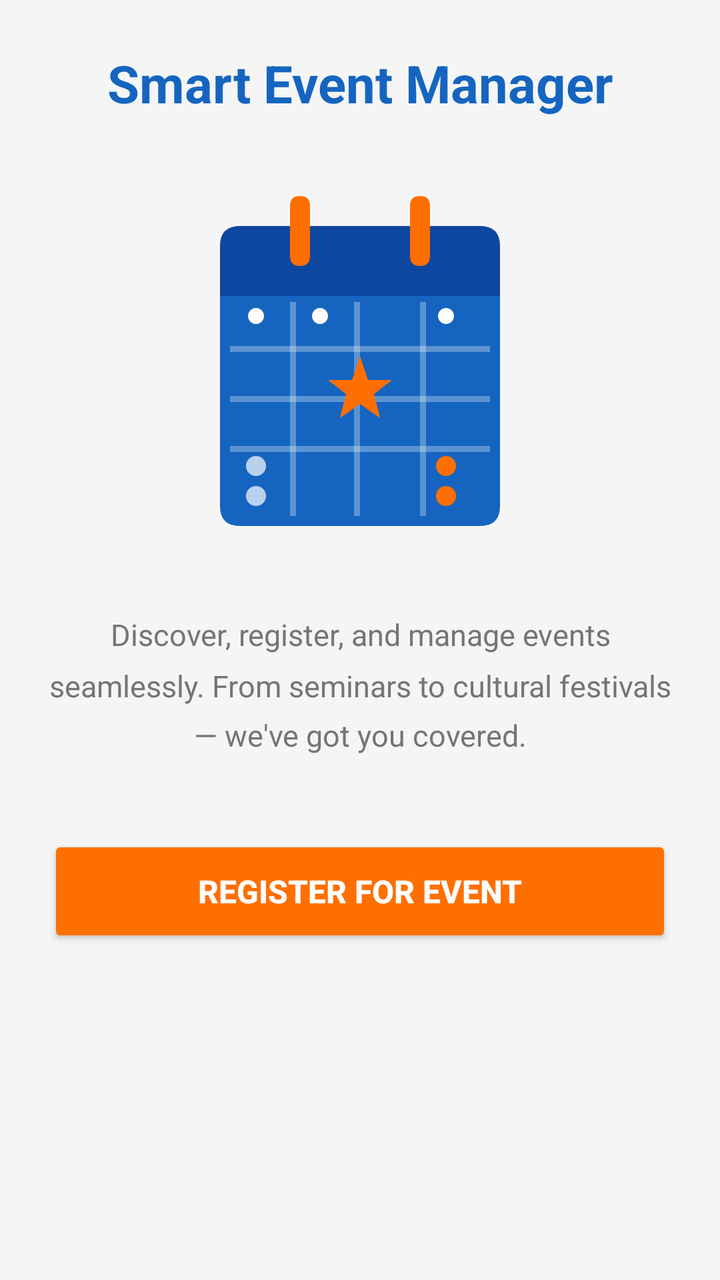
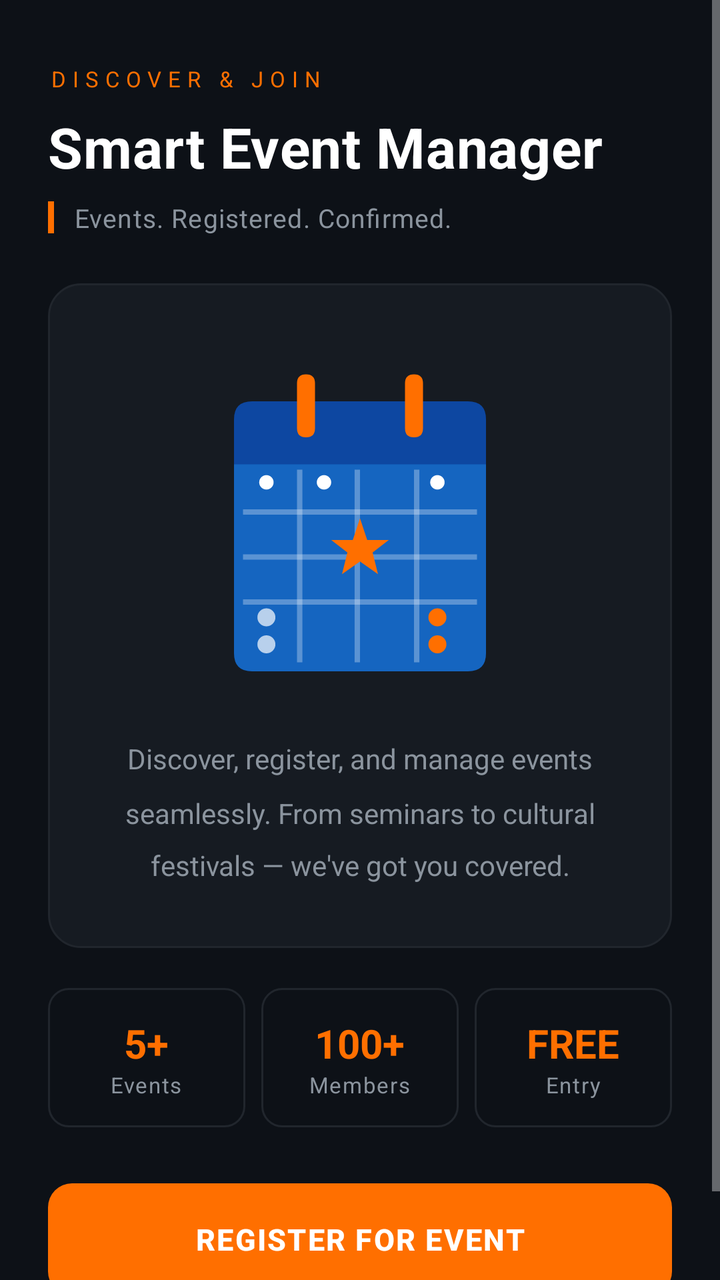

Two renders of the same Android screen: before a commit and after it. Below are the layout's source before the change and the commit's diff.
<!-- AndroidManifest.xml: application theme Theme._2023CS128eventmanagement -->
<!-- res/layout/activity_main.xml -->
<?xml version="1.0" encoding="utf-8"?>
<ScrollView
    xmlns:android="http://schemas.android.com/apk/res/android"
    android:layout_width="match_parent"
    android:layout_height="match_parent"
    android:background="@color/color_background"
    android:fillViewport="true">

    <LinearLayout
        android:layout_width="match_parent"
        android:layout_height="wrap_content"
        android:orientation="vertical"
        android:gravity="center_horizontal"
        android:padding="24dp">

        <TextView
            android:id="@+id/tvTitle"
            android:layout_width="match_parent"
            android:layout_height="wrap_content"
            android:text="@string/main_title"
            android:textColor="@color/color_primary"
            android:textSize="26sp"
            android:textStyle="bold"
            android:gravity="center"
            android:layout_marginBottom="24dp" />

        <ImageView
            android:id="@+id/ivEventBanner"
            android:layout_width="200dp"
            android:layout_height="200dp"
            android:src="@drawable/ic_event_banner"
            android:contentDescription="@string/main_title"
            android:layout_marginBottom="24dp" />

        <TextView
            android:id="@+id/tvDescription"
            android:layout_width="match_parent"
            android:layout_height="wrap_content"
            android:text="@string/main_description"
            android:textColor="@color/color_text_secondary"
            android:textSize="15sp"
            android:gravity="center"
            android:lineSpacingMultiplier="1.4"
            android:layout_marginBottom="40dp" />

        <Button
            android:id="@+id/btnRegisterEvent"
            android:layout_width="match_parent"
            android:layout_height="56dp"
            android:text="@string/btn_register"
            android:textSize="16sp"
            android:textStyle="bold"
            android:backgroundTint="@color/color_accent"
            android:textColor="@color/white" />

    </LinearLayout>

</ScrollView>
<!-- resources referenced by this layout -->
<resources>
  <color name="color_accent">#FF6F00</color>
  <color name="color_background">#F5F5F5</color>
  <color name="color_primary">#1565C0</color>
  <color name="color_text_secondary">#757575</color>
  <color name="white">#FFFFFFFF</color>
  <!-- drawable ic_event_banner: vector/xml drawable (drawable, 2829 chars, omitted) -->
  <string name="btn_register">Register for Event</string>
  <string name="main_description">Discover, register, and manage events seamlessly. From seminars to cultural festivals — we\'ve got you covered.</string>
  <string name="main_title">Smart Event Manager</string>
  <style name="Theme._2023CS128eventmanagement" parent="Theme.AppCompat.Light.NoActionBar">
          <item name="colorPrimary">@color/color_primary</item>
          <item name="colorPrimaryDark">@color/color_primary_dark</item>
          <item name="colorAccent">@color/color_accent</item>
      </style>
  <color name="color_primary_dark">#0D47A1</color>
</resources>

<!-- the commit's change to res/layout/activity_main.xml (unified diff, before → after) -->
@@ -3,55 +3,222 @@
     xmlns:android="http://schemas.android.com/apk/res/android"
     android:layout_width="match_parent"
     android:layout_height="match_parent"
-    android:background="@color/color_background"
+    android:background="@color/splash_bg"
     android:fillViewport="true">
 
     <LinearLayout
         android:layout_width="match_parent"
-        android:layout_height="wrap_content"
+        android:layout_height="match_parent"
         android:orientation="vertical"
-        android:gravity="center_horizontal"
-        android:padding="24dp">
-
-        <TextView
-            android:id="@+id/tvTitle"
-            android:layout_width="match_parent"
-            android:layout_height="wrap_content"
-            android:text="@string/main_title"
-            android:textColor="@color/color_primary"
-            android:textSize="26sp"
-            android:textStyle="bold"
-            android:gravity="center"
-            android:layout_marginBottom="24dp" />
-
-        <ImageView
-            android:id="@+id/ivEventBanner"
-            android:layout_width="200dp"
-            android:layout_height="200dp"
-            android:src="@drawable/ic_event_banner"
-            android:contentDescription="@string/main_title"
-            android:layout_marginBottom="24dp" />
-
-        <TextView
-            android:id="@+id/tvDescription"
-            android:layout_width="match_parent"
-            android:layout_height="wrap_content"
-            android:text="@string/main_description"
-            android:textColor="@color/color_text_secondary"
-            android:textSize="15sp"
-            android:gravity="center"
-            android:lineSpacingMultiplier="1.4"
-            android:layout_marginBottom="40dp" />
-
-        <Button
-            android:id="@+id/btnRegisterEvent"
-            android:layout_width="match_parent"
-            android:layout_height="56dp"
-            android:text="@string/btn_register"
-            android:textSize="16sp"
-            android:textStyle="bold"
-            android:backgroundTint="@color/color_accent"
-            android:textColor="@color/white" />
+        android:gravity="center">
+
+        
+        <LinearLayout
+            android:layout_width="match_parent"
+            android:layout_height="wrap_content"
+            android:orientation="vertical"
+            android:paddingStart="24dp"
+            android:paddingEnd="24dp"
+            android:paddingTop="32dp"
+            android:paddingBottom="24dp">
+
+            
+            <TextView
+                android:layout_width="wrap_content"
+                android:layout_height="wrap_content"
+                android:text="DISCOVER &amp; JOIN"
+                android:textColor="@color/color_accent"
+                android:textSize="11sp"
+                android:letterSpacing="0.3"
+                android:textAllCaps="true"
+                android:layout_marginBottom="8dp" />
+
+            
+            <TextView
+                android:id="@+id/tvTitle"
+                android:layout_width="match_parent"
+                android:layout_height="wrap_content"
+                android:text="@string/main_title"
+                android:textColor="@color/white"
+                android:textSize="28sp"
+                android:textStyle="bold"
+                android:letterSpacing="0.01"
+                android:layout_marginBottom="8dp" />
+
+            
+            <LinearLayout
+                android:layout_width="match_parent"
+                android:layout_height="wrap_content"
+                android:orientation="horizontal"
+                android:gravity="center_vertical">
+
+                <View
+                    android:layout_width="3dp"
+                    android:layout_height="16dp"
+                    android:background="@color/color_accent"
+                    android:layout_marginEnd="10dp" />
+
+                <TextView
+                    android:layout_width="wrap_content"
+                    android:layout_height="wrap_content"
+                    android:text="Events. Registered. Confirmed."
+                    android:textColor="@color/splash_text_muted"
+                    android:textSize="13sp"
+                    android:letterSpacing="0.03" />
+            </LinearLayout>
+
+        </LinearLayout>
+
+        
+        <LinearLayout
+            android:layout_width="match_parent"
+            android:layout_height="wrap_content"
+            android:orientation="vertical"
+            android:paddingStart="24dp"
+            android:paddingEnd="24dp"
+            android:layout_marginBottom="20dp">
+
+            <LinearLayout
+                android:layout_width="match_parent"
+                android:layout_height="wrap_content"
+                android:orientation="vertical"
+                android:gravity="center"
+                android:background="@drawable/dark_card_bg"
+                android:paddingTop="32dp"
+                android:paddingBottom="32dp">
+
+                <ImageView
+                    android:id="@+id/ivEventBanner"
+                    android:layout_width="180dp"
+                    android:layout_height="180dp"
+                    android:src="@drawable/ic_event_banner"
+                    android:contentDescription="@string/main_title"
+                    android:layout_marginBottom="16dp" />
+
+                <TextView
+                    android:id="@+id/tvDescription"
+                    android:layout_width="match_parent"
+                    android:layout_height="wrap_content"
+                    android:text="@string/main_description"
+                    android:textColor="@color/splash_text_muted"
+                    android:textSize="14sp"
+                    android:gravity="center"
+                    android:lineSpacingMultiplier="1.6"
+                    android:paddingStart="24dp"
+                    android:paddingEnd="24dp" />
+
+            </LinearLayout>
+        </LinearLayout>
+
+        
+        <LinearLayout
+            android:layout_width="match_parent"
+            android:layout_height="wrap_content"
+            android:orientation="horizontal"
+            android:paddingStart="24dp"
+            android:paddingEnd="24dp"
+            android:layout_marginBottom="28dp">
+
+            
+            <LinearLayout
+                android:layout_width="0dp"
+                android:layout_height="wrap_content"
+                android:layout_weight="1"
+                android:orientation="vertical"
+                android:gravity="center"
+                android:background="@drawable/dark_stat_bg"
+                android:padding="14dp"
+                android:layout_marginEnd="8dp">
+                <TextView
+                    android:layout_width="wrap_content"
+                    android:layout_height="wrap_content"
+                    android:text="5+"
+                    android:textColor="@color/color_accent"
+                    android:textSize="20sp"
+                    android:textStyle="bold" />
+                <TextView
+                    android:layout_width="wrap_content"
+                    android:layout_height="wrap_content"
+                    android:text="Events"
+                    android:textColor="@color/splash_text_muted"
+                    android:textSize="11sp"
+                    android:letterSpacing="0.05" />
+            </LinearLayout>
+
+            
+            <LinearLayout
+                android:layout_width="0dp"
+                android:layout_height="wrap_content"
+                android:layout_weight="1"
+                android:orientation="vertical"
+                android:gravity="center"
+                android:background="@drawable/dark_stat_bg"
+                android:padding="14dp"
+                android:layout_marginEnd="8dp">
+                <TextView
+                    android:layout_width="wrap_content"
+                    android:layout_height="wrap_content"
+                    android:text="100+"
+                    android:textColor="@color/color_accent"
+                    android:textSize="20sp"
+                    android:textStyle="bold" />
+                <TextView
+                    android:layout_width="wrap_content"
+                    android:layout_height="wrap_content"
+                    android:text="Members"
+                    android:textColor="@color/splash_text_muted"
+                    android:textSize="11sp"
+                    android:letterSpacing="0.05" />
+            </LinearLayout>
+
+            
+            <LinearLayout
+                android:layout_width="0dp"
+                android:layout_height="wrap_content"
+                android:layout_weight="1"
+                android:orientation="vertical"
+                android:gravity="center"
+                android:background="@drawable/dark_stat_bg"
+                android:padding="14dp">
+                <TextView
+                    android:layout_width="wrap_content"
+                    android:layout_height="wrap_content"
+                    android:text="FREE"
+                    android:textColor="@color/color_accent"
+                    android:textSize="20sp"
+                    android:textStyle="bold" />
+                <TextView
+                    android:layout_width="wrap_content"
+                    android:layout_height="wrap_content"
+                    android:text="Entry"
+                    android:textColor="@color/splash_text_muted"
+                    android:textSize="11sp"
+                    android:letterSpacing="0.05" />
+            </LinearLayout>
+
+        </LinearLayout>
+
+        
+        <LinearLayout
+            android:layout_width="match_parent"
+            android:layout_height="wrap_content"
+            android:paddingStart="24dp"
+            android:paddingEnd="24dp"
+            android:paddingBottom="40dp">
+
+            <Button
+                android:id="@+id/btnRegisterEvent"
+                android:layout_width="match_parent"
+                android:layout_height="56dp"
+                android:text="@string/btn_register"
+                android:textSize="15sp"
+                android:textStyle="bold"
+                android:textColor="@color/white"
+                android:letterSpacing="0.05"
+                android:background="@drawable/accent_button_bg"
+                android:stateListAnimator="@null" />
+
+        </LinearLayout>
 
     </LinearLayout>
 
<!-- resource entries referenced after the edit -->
@@ -1,19 +1,48 @@
 <!-- resources referenced by this layout -->
 <resources>
   <color name="color_accent">#FF6F00</color>
-  <color name="color_background">#F5F5F5</color>
-  <color name="color_primary">#1565C0</color>
-  <color name="color_text_secondary">#757575</color>
+  <color name="splash_bg">#0D1117</color>
+  <color name="splash_text_muted">#8B949E</color>
   <color name="white">#FFFFFFFF</color>
+  <!-- drawable accent_button_bg (drawable) -->
+  <?xml version="1.0" encoding="utf-8"?>
+  <shape xmlns:android="http://schemas.android.com/apk/res/android"
+      android:shape="rectangle">
+      <solid android:color="#FF6F00" />
+      <corners android:radius="12dp" />
+  </shape>
+  <!-- drawable dark_card_bg (drawable) -->
+  <?xml version="1.0" encoding="utf-8"?>
+  <shape xmlns:android="http://schemas.android.com/apk/res/android"
+      android:shape="rectangle">
+      <solid android:color="#161B22" />
+      <corners android:radius="16dp" />
+      <stroke
+          android:width="1dp"
+          android:color="#21262D" />
+  </shape>
+  <!-- drawable dark_stat_bg (drawable) -->
+  <?xml version="1.0" encoding="utf-8"?>
+  <shape xmlns:android="http://schemas.android.com/apk/res/android"
+      android:shape="rectangle">
+      <solid android:color="#0D1117" />
+      <corners android:radius="10dp" />
+      <stroke
+          android:width="1dp"
+          android:color="#21262D" />
+  </shape>
   <!-- drawable ic_event_banner: vector/xml drawable (drawable, 2829 chars, omitted) -->
   <string name="btn_register">Register for Event</string>
   <string name="main_description">Discover, register, and manage events seamlessly. From seminars to cultural festivals — we\'ve got you covered.</string>
   <string name="main_title">Smart Event Manager</string>
-  <style name="Theme._2023CS128eventmanagement" parent="Theme.AppCompat.Light.NoActionBar">
+  <style name="Theme._2023CS128eventmanagement" parent="Theme.AppCompat.NoActionBar">
           <item name="colorPrimary">@color/color_primary</item>
-          <item name="colorPrimaryDark">@color/color_primary_dark</item>
+          <item name="colorPrimaryDark">@color/splash_bg</item>
           <item name="colorAccent">@color/color_accent</item>
+          <item name="android:windowBackground">@color/splash_bg</item>
+          <item name="android:statusBarColor">@color/splash_bg</item>
+          <item name="android:navigationBarColor">@color/splash_bg</item>
       </style>
-  <color name="color_primary_dark">#0D47A1</color>
+  <color name="color_primary">#1565C0</color>
 </resources>
 
